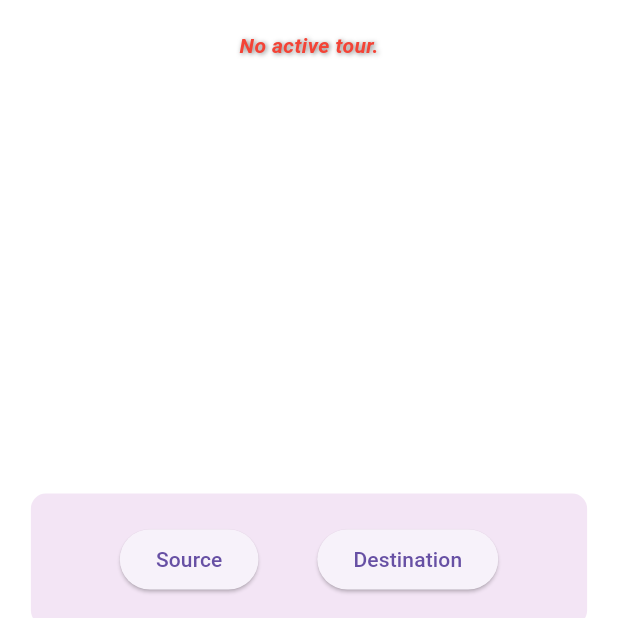
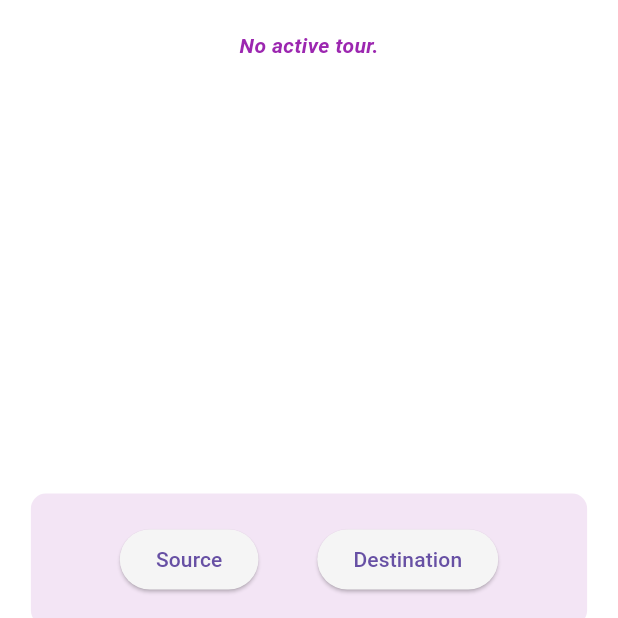
Before and after one commit to Ashish-Pandey62/YatraMate, a Flutter app: the TravelPage screen opened directly, on a phone screen of 412 x 824 dp, the top half of it. Run offline on Flutter 3.47's test engine with Material 3 defaults, Android fonts, the phone set to English and light mode, and no system bars; our stand-ins replace basic_utils, connectivity_plus, flutter_dotenv, flutter_map, flutter_secure_storage, font_awesome_flutter and 6 more; missing offline and left inert: dart_jsonwebtoken, flutter_background_service, flutter_ignorebatteryoptimization, flutter_map_dragmarker, jwt_decode, pointycastle and 1 more; accounts and stored records are empty; network calls fail.

Commit message:
travels coloring rem

```diff
--- a/conductor_app/lib/pages/travel.dart
+++ b/conductor_app/lib/pages/travel.dart
@@ -369,15 +369,15 @@ class _TravelPageState extends State<TravelPage> {
                   style: TextStyle(
                     fontSize: 14,
                     fontStyle: FontStyle.italic,
-                    color: Colors.red, // Alert or warning style
+                    color: Colors.purple, // Alert or warning style
                     fontWeight: FontWeight.bold,
-                    shadows: [
-                      Shadow(
-                        offset: Offset(1.0, 1.0), // Position of the shadow
-                        blurRadius: 4.0, // Blurriness of the shadow
-                        color: Color.fromARGB(128, 0, 0, 0), // Shadow color
-                      ),
-                    ],
+                    // shadows: [
+                    //   Shadow(
+                    //     offset: Offset(1.0, 1.0), // Position of the shadow
+                    //     blurRadius: 4.0, // Blurriness of the shadow
+                    //     color: Color.fromARGB(128, 0, 0, 0), // Shadow color
+                    //   ),
+                    // ],
                   ),
                 ),
               ),
@@ -402,26 +402,35 @@ class _TravelPageState extends State<TravelPage> {
                       mainAxisAlignment: MainAxisAlignment.spaceEvenly, // Adds spacing between buttons
                       children: [
                         ElevatedButton(
+                          style: ElevatedButton.styleFrom(
+                            backgroundColor: sourceController.text.isNotEmpty ? Colors.purple[200] : Colors.grey[100],
+                            // Green if source is selected, otherwise default Blue
+                          ),
                           onPressed: () => _openMapAdjuster(sourceController),
                           child: const Text('Source'),
                         ),
                         ElevatedButton(
+                          style: ElevatedButton.styleFrom(
+                            backgroundColor: destinationController.text.isNotEmpty ? Colors.green[100] : Colors.grey[100],
+                            // Green if destination is selected, otherwise default Blue
+                          ),
                           onPressed: () => _openMapAdjuster(destinationController),
                           child: const Text('Destination'),
                         ),
                       ],
                     ),
+
                     if (sourceController.text.isNotEmpty || destinationController.text.isNotEmpty)
                       Padding(
                         padding: const EdgeInsets.only(top: 8.0),
                         child: Column(
                           crossAxisAlignment: CrossAxisAlignment.start, // Aligns text to the left
-                          children: [
-                            if (sourceController.text.isNotEmpty)
-                              Text('Source: ${sourceController.text}'),
-                            if (destinationController.text.isNotEmpty)
-                              Text('Destination: ${destinationController.text}'),
-                          ],
+                          // children: [
+                          //   if (sourceController.text.isNotEmpty)
+                          //     Text('Source: ${sourceController.text}'),
+                          //   if (destinationController.text.isNotEmpty)
+                          //     Text('Destination: ${destinationController.text}'),
+                          // ],
                         ),
                       ),
                   ],
```
